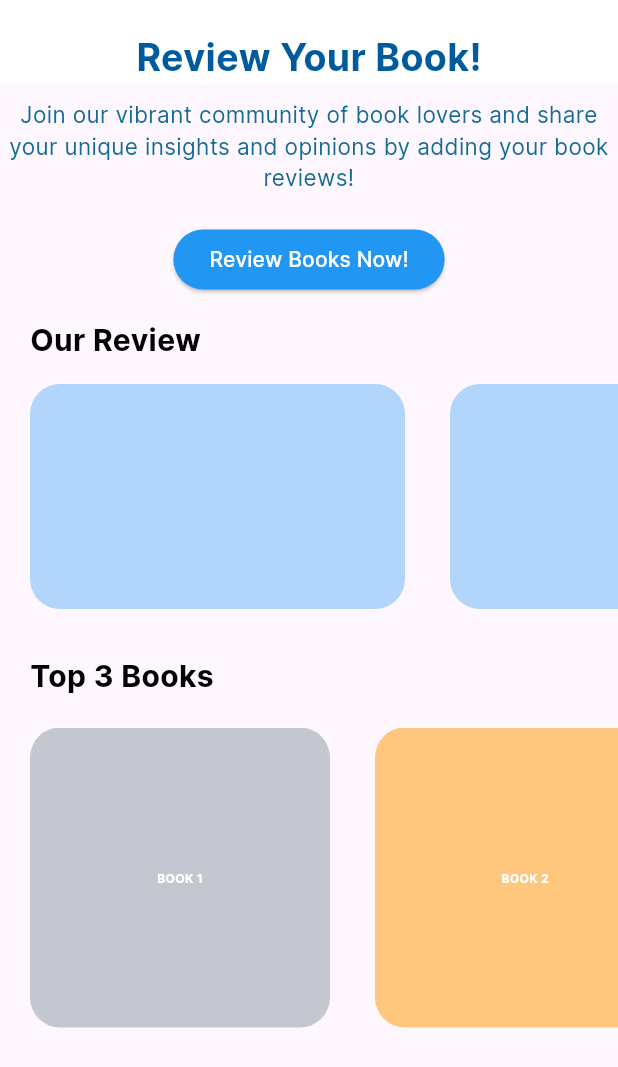
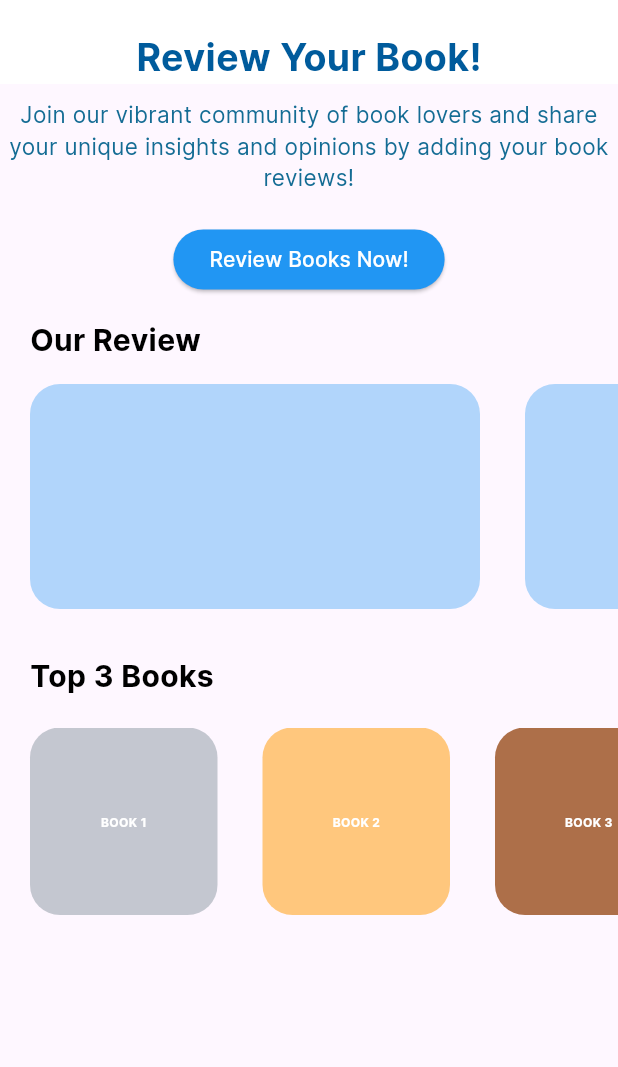
Before and after one commit to C05-PBP-2023/literasea-mobile, a Flutter app: the screen it shows after launch, on a phone screen of 412 x 824 dp. Shown: the top 1067 px of the screen. Run offline on Flutter 3.47's test engine with Material 3 defaults, Android fonts, the phone set to English and light mode, and no system bars.

Commit message:
Update Review

```diff
--- a/lib/review.dart
+++ b/lib/review.dart
@@ -70,7 +70,7 @@ class ReviewPage extends StatelessWidget {
                 ),
                 itemBuilder: (context, index){
                   return Container(
-                    width: 250,
+                    width: 300,
                     decoration: BoxDecoration(
                       color: Colors.blue.withOpacity(0.35),
                       borderRadius: BorderRadius.circular(20)
@@ -95,12 +95,12 @@ class ReviewPage extends StatelessWidget {
             ),
             const SizedBox(height: 20),
             Container(
-              height: 200,
+              height: 125,
               child: ListView.separated(
                 scrollDirection: Axis.horizontal,
                 itemCount: 3, //ini nyoba dulu
                 separatorBuilder: (context,index) => SizedBox(width: 30),
-                padding: EdgeInsets.only(
+                padding: const EdgeInsets.only(
                   left: 20,
                   right: 10
                 ),
@@ -108,8 +108,8 @@ class ReviewPage extends StatelessWidget {
 
                   List<Color> backgroundJuara = [Color(0xB6BBC4), Color(0xFFBB5C), Color(0x994D1C)];
                   return Container(
-                    width: 200,
-                    height: 300,
+                    width: 125,
+                    height: 125,
                     decoration: BoxDecoration(
                       color: backgroundJuara[index].withOpacity(0.8),
                       borderRadius: BorderRadius.circular(20)
@@ -117,7 +117,7 @@ class ReviewPage extends StatelessWidget {
                     child: Center(
                       child: Text(
                         'BOOK ${index + 1}',
-                        style: TextStyle(
+                        style: const TextStyle(
                           fontFamily: 'Inter',
                           color: Colors.white,
                           fontSize: 8,
```
